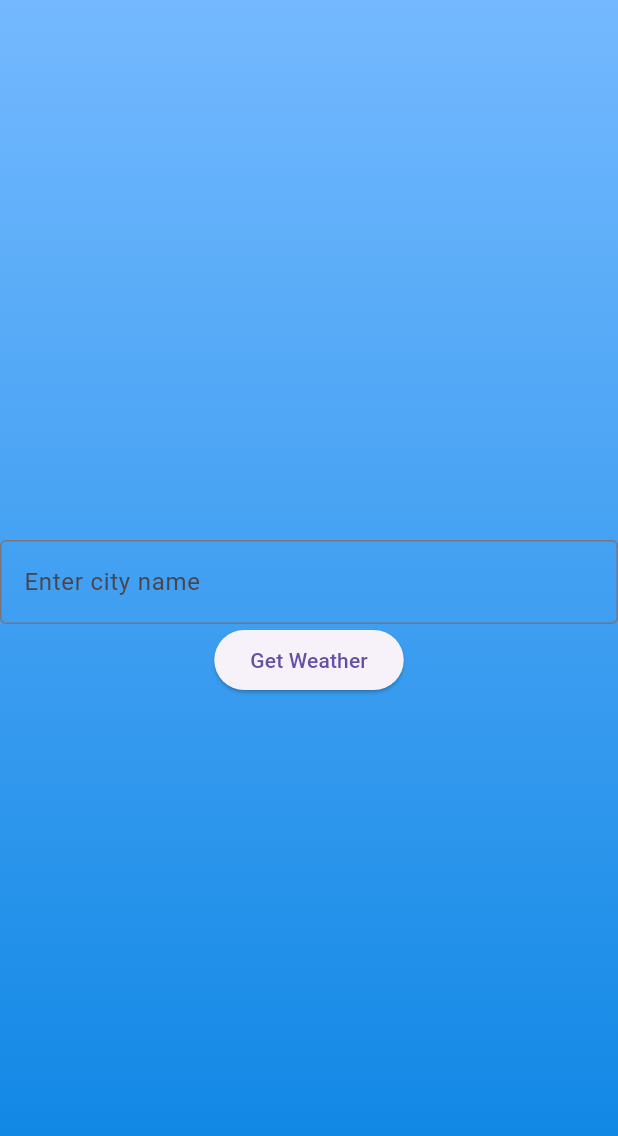
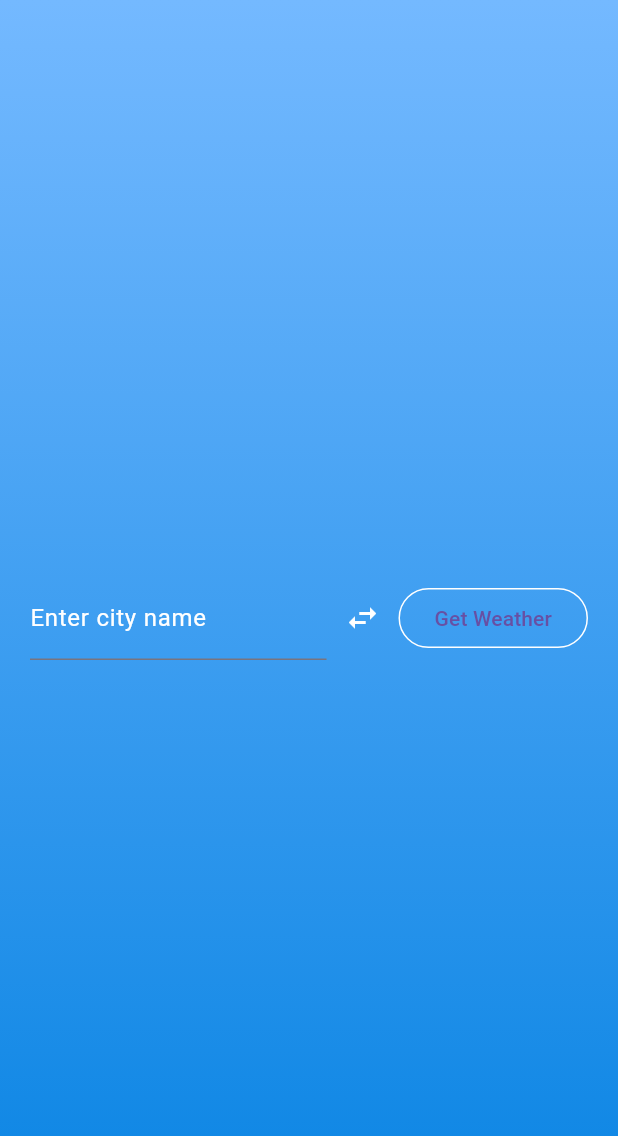
Before and after one commit to trishna456/weather-app, a Flutter app: the screen it shows after launch, on a phone screen of 412 x 824 dp. Shown: the top 1136 px of the screen. Run offline on Flutter 3.47's test engine with Material 3 defaults, Android fonts, the phone set to English and light mode, and no system bars; our stand-ins replace geolocator, lottie.

```diff
--- a/lib/pages/weather_page.dart
+++ b/lib/pages/weather_page.dart
@@ -71,7 +71,10 @@ class _WeatherPageState extends State<WeatherPage> {
   @override
   Widget build(BuildContext context) {
     final DateTime now = DateTime.now();
-    final String formattedDate = DateFormat('EEEE, MMMM d').format(now);
+    final String formattedDate = DateFormat('MMMM d').format(now); // August 15
+    final String formattedDay = DateFormat('EEEE').format(now); // Thursday
+    final String finalFormattedDate = '$formattedDate | $formattedDay';
+    // August 15 | Thursday
 
     return Scaffold(
       body: Container(
@@ -89,6 +92,57 @@ class _WeatherPageState extends State<WeatherPage> {
             child: Column(
               mainAxisAlignment: MainAxisAlignment.center,
               children: [
+                // Input field, button, and unit toggle in one row
+                Padding(
+                  padding: const EdgeInsets.symmetric(horizontal: 20.0),
+                  child: Row(
+                    children: [
+                      Expanded(
+                        child: TextField(
+                          controller: _cityController,
+                          decoration: const InputDecoration(
+                            labelText: 'Enter city name',
+                            border: UnderlineInputBorder(
+                              borderSide: BorderSide(color: Colors.white),
+                            ),
+                            labelStyle: TextStyle(
+                              color: Colors.white,
+                            ),
+                            focusedBorder: UnderlineInputBorder(
+                              borderSide: BorderSide(color: Colors.white),
+                            ),
+                          ),
+                          style: const TextStyle(
+                            color: Colors.white,
+                          ),
+                          onSubmitted: (value) => _fetchWeather(),
+                        ),
+                      ),
+                      IconButton(
+                        icon: const Icon(Icons.swap_horiz, color: Colors.white),
+                        onPressed: () {
+                          setState(() {
+                            _units = _units == 'metric' ? 'imperial' : 'metric';
+                            _fetchWeather();
+                          });
+                        },
+                      ),
+                      ElevatedButton(
+                        onPressed: _fetchWeather,
+                        style: ElevatedButton.styleFrom(
+                          backgroundColor: Colors.transparent,
+                          elevation: 0,
+                          shape: RoundedRectangleBorder(
+                            borderRadius: BorderRadius.circular(20),
+                            side: const BorderSide(color: Colors.white),
+                          ),
+                        ),
+                        child: const Text('Get Weather'),
+                      ),
+                    ],
+                  ),
+                ),
+                /*
                 TextField(
                   controller: _cityController,
                   decoration: const InputDecoration(
@@ -101,6 +155,7 @@ class _WeatherPageState extends State<WeatherPage> {
                   onPressed: _fetchWeather,
                   child: const Text('Get Weather'),
                 ),
+                */
                 if (_weather != null) ...[
                   const SizedBox(height: 30), // for top padding
                   // City Name
@@ -122,7 +177,7 @@ class _WeatherPageState extends State<WeatherPage> {
                           style: const TextStyle(
                             fontSize: 80,
                             color: Colors.white,
-                            fontWeight: FontWeight.bold,
+                            fontWeight: FontWeight.normal,
                             fontFamily: 'Poppins',
                           ),
                         ),
@@ -136,7 +191,7 @@ class _WeatherPageState extends State<WeatherPage> {
                             fontSize:
                                 24, // Smaller font size for the degree symbol
                             color: Colors.white,
-                            fontWeight: FontWeight.bold,
+                            fontWeight: FontWeight.w400,
                             fontFamily: 'Poppins',
                           ),
                         ),
@@ -146,7 +201,7 @@ class _WeatherPageState extends State<WeatherPage> {
 
                   // Date and Day
                   Text(
-                    formattedDate,
+                    finalFormattedDate,
                     style: const TextStyle(
                       fontSize: 20,
                       color: Colors.white,
```
Also changed, not shown: lib/widgets/weather_info.dart (+53 -24 lines), lib/widgets/weather_info_item.dart (added, +46 -0 lines).
